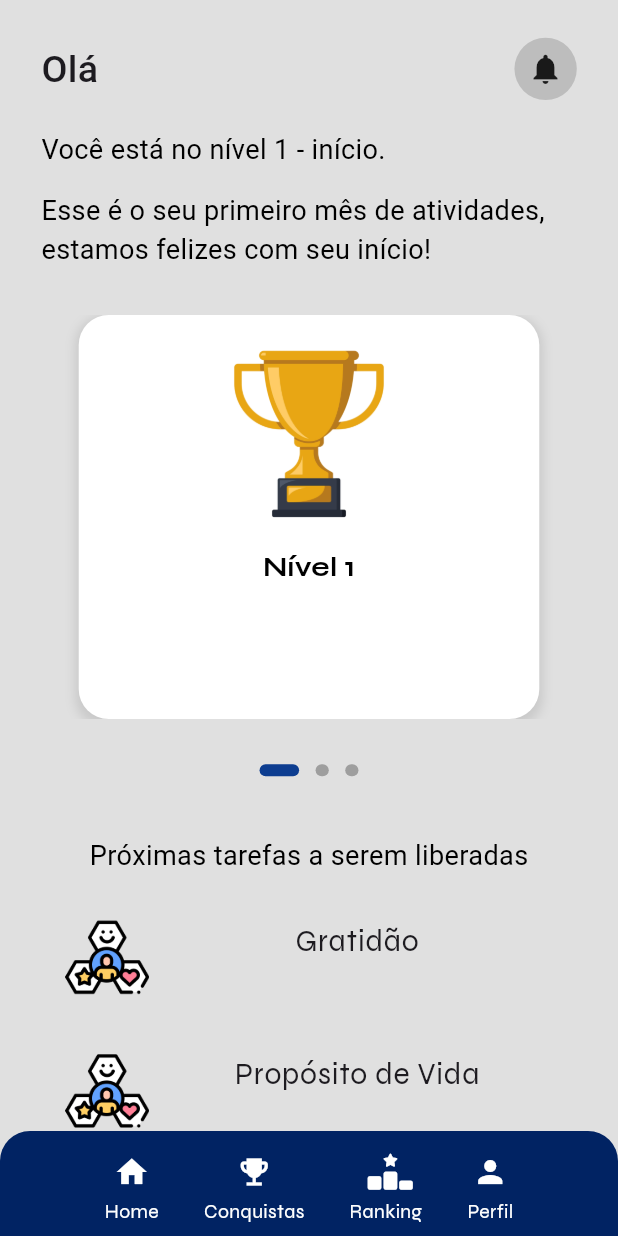
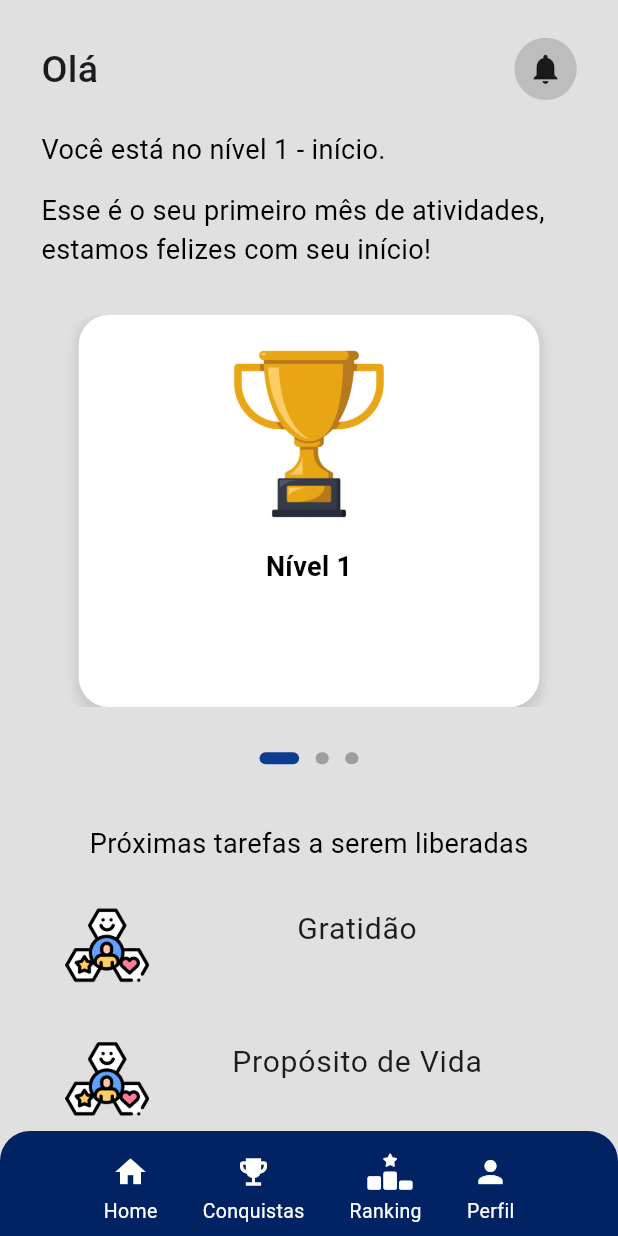
Before and after one commit to daniel-vezos/Ser-familia, a Flutter app: the InitialHome screen opened directly with empty values, on a phone screen of 412 x 824 dp. Run offline on Flutter 3.47's test engine with Material 3 defaults, Android fonts, the phone set to English and light mode, and no system bars; drawn by our look-alikes of smooth_page_indicator; our stand-ins replace cloud_firestore, confetti, firebase_auth, firebase_core, flutter_screenutil, flutter_tts and 4 more; accounts and stored records are empty.

Commit message:
em processo

```diff
--- a/lib/pages/initial_home.dart
+++ b/lib/pages/initial_home.dart
@@ -85,7 +85,7 @@
                 ),
                 SizedBox(height: 30.h),
                 SizedBox(
-                  height: 268.h, // Ajuste a altura mínima conforme necessário
+                  height: 260.h, // Ajuste a altura mínima conforme necessário
                   child: PageView(
                     scrollDirection: Axis.horizontal,
                     controller: _controller,
```
Also changed, not shown: lib/main.dart (+6 -4 lines), 4 other files.
